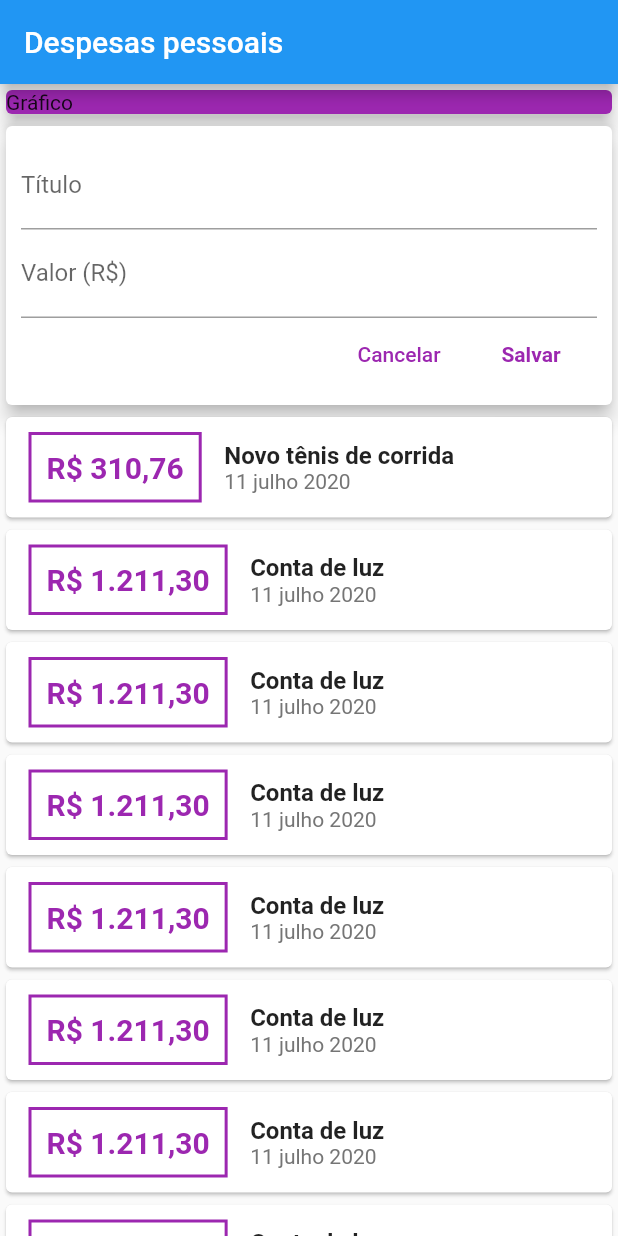
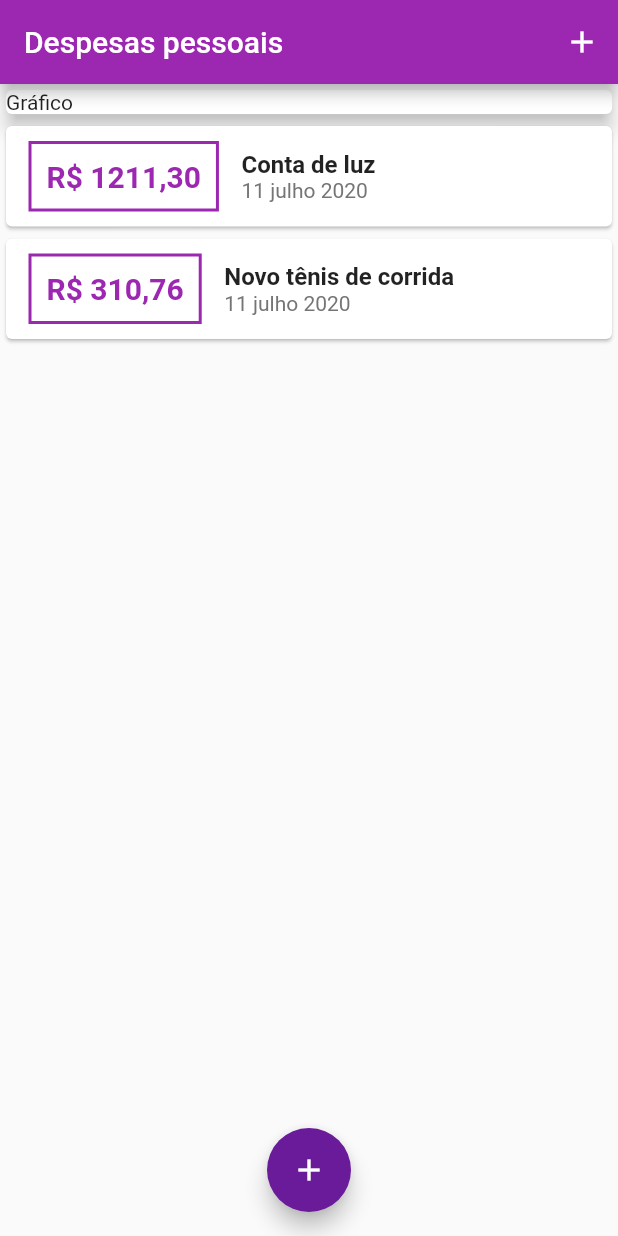
Before and after one commit to lucasbiancogs/expenses, a Flutter app: the screen it shows after launch, on a phone screen of 412 x 824 dp. Run offline on Flutter 3.47's test engine with Material 2 defaults, Android fonts, the phone set to English and light mode, and no system bars.

```diff
--- a/lib/components/transaction_form.dart
+++ b/lib/components/transaction_form.dart
@@ -1,12 +1,32 @@
 import 'package:flutter/material.dart';
 
-class TransactionForm extends StatelessWidget {
+class TransactionForm extends StatefulWidget {
+  final void Function(String, double) onSubmit;
+
+  TransactionForm(this.onSubmit);
+
+  @override
+  _TransactionFormState createState() => _TransactionFormState();
+}
+
+class _TransactionFormState extends State<TransactionForm> {
   final titleControler = TextEditingController();
   final valueControler = TextEditingController();
 
-  final void Function(String, double) onSubmit;
+  _submitForm() {
+    final title = titleControler.text;
+    /*
+    Um jeito muito interessante de tentar realizar uma ação
+    e se não conseguir atribuir um valor padrão
+    */
+    final value = double.tryParse(valueControler.text) ?? 0;
 
-  TransactionForm(this.onSubmit);
+    if(title.isEmpty || value <= 0) {
+      return;
+    }
+
+    widget.onSubmit(title, value);
+  }
 
   @override
   Widget build(BuildContext context) {
@@ -18,12 +38,15 @@ class TransactionForm extends StatelessWidget {
           children: <Widget>[
             TextField(
               controller: titleControler,
+              onSubmitted: (_) => _submitForm(),
               decoration: InputDecoration(
                 labelText: 'Título',
               ),
             ),
             TextField(
+              keyboardType: TextInputType.numberWithOptions(decimal: true),
               controller: valueControler,
+              onSubmitted: (_) => _submitForm(),
               decoration: InputDecoration(
                 labelText: 'Valor (R\$)',
               ),
@@ -32,25 +55,12 @@ class TransactionForm extends StatelessWidget {
               mainAxisAlignment: MainAxisAlignment.end,
               children: <Widget>[
                 FlatButton(
-                  child: Text('Cancelar'),
-                  textColor: Colors.purple,
-                  onPressed: () {},
-                ),
-                FlatButton(
                   child: Text(
                     'Salvar',
                     style: TextStyle(fontWeight: FontWeight.bold),
                   ),
                   textColor: Colors.purple,
-                  onPressed: () {
-                    final title = titleControler.text;
-                    /*
-                    Um jeito muito interessante de tentar realizar uma ação
-                    e se não conseguir atribuir um valor padrão
-                    */
-                    final value = double.tryParse(valueControler.text) ?? 0;
-                    onSubmit(title, value);
-                  },
+                  onPressed: _submitForm,
                 ),
               ],
             )
--- a/lib/components/transaction_list.dart
+++ b/lib/components/transaction_list.dart
@@ -15,9 +15,18 @@ class TransactionList extends StatelessWidget {
 
     return Container(
       height: 600,
-      child: SingleChildScrollView(
-        child: Column(children: <Widget>[
-          ...transactions.map((tr) {
+      child: ListView.builder(
+        /*
+        Ao carregar uma lista, dependendo do seu tamanho, pode custar muita memória do celular
+        carregar toda a lista
+
+        O ListView por padrão constrói toda a lista, mesmo que não esteja na tela
+        usando o builder ele constrói por demanda, muito melhor pra listas grandes
+        */
+          itemCount: transactions.length,
+          itemBuilder: (ctx, index) {
+            final tr = transactions[index];
+
             return Card(
               child: Row(
                 children: <Widget>[
@@ -28,17 +37,17 @@ class TransactionList extends StatelessWidget {
                     ),
                     decoration: BoxDecoration(
                         border: Border.all(
-                      color: Colors.purple,
+                      color: Theme.of(context).primaryColor,
                       width: 2,
                     )),
                     padding: EdgeInsets.all(10),
                     child: Text(
-                      NumberFormat.currency(symbol: 'R\$', decimalDigits: 2)
+                      NumberFormat.currency(customPattern: 'R\$ #.##')
                           .format(tr.value),
                       style: TextStyle(
                           fontWeight: FontWeight.bold,
                           fontSize: 20,
-                          color: Colors.purple),
+                          color: Theme.of(context).primaryColor),
                     ),
                   ),
                   Column(
@@ -56,15 +65,14 @@ class TransactionList extends StatelessWidget {
                         style: TextStyle(
                           color: Colors.grey[600],
                         ),
-                      )
+                      ),
                     ],
-                  )
+                  ),
                 ],
               ),
             );
-          }).toList(),
-        ]),
-      ),
+          },
+          ),
     );
   }
 }
--- a/lib/components/transaction_user.dart
+++ /dev/null
@@ -1,98 +0,0 @@
-import 'dart:math';
-
-import 'package:flutter/material.dart';
-import 'transaction_form.dart';
-import 'transaction_list.dart';
-import '../models/transaction.dart';
-
-class TransactionUser extends StatefulWidget {
-  @override
-  _TransactionUserState createState() => _TransactionUserState();
-}
-
-class _TransactionUserState extends State<TransactionUser> {
-  final _transactions = [
-    Transaction(
-        id: 't1',
-        title: 'Novo tênis de corrida',
-        value: 310.76,
-        date: DateTime.now()),
-    Transaction(
-      id: 't2',
-      title: 'Conta de luz',
-      value: 1211.30,
-      date: DateTime.now(),
-    ),
-    Transaction(
-      id: 't2',
-      title: 'Conta de luz',
-      value: 1211.30,
-      date: DateTime.now(),
-    ),
-    Transaction(
-      id: 't2',
-      title: 'Conta de luz',
-      value: 1211.30,
-      date: DateTime.now(),
-    ),
-    Transaction(
-      id: 't2',
-      title: 'Conta de luz',
-      value: 1211.30,
-      date: DateTime.now(),
-    ),
-    Transaction(
-      id: 't2',
-      title: 'Conta de luz',
-      value: 1211.30,
-      date: DateTime.now(),
-    ),
-    Transaction(
-      id: 't2',
-      title: 'Conta de luz',
-      value: 1211.30,
-      date: DateTime.now(),
-    ),
-    Transaction(
-      id: 't2',
-      title: 'Conta de luz',
-      value: 1211.30,
-      date: DateTime.now(),
-    ),
-    Transaction(
-      id: 't2',
-      title: 'Conta de luz',
-      value: 1211.30,
-      date: DateTime.now(),
-    ),
-    Transaction(
-      id: 't2',
-      title: 'Conta de luz',
-      value: 1211.30,
-      date: DateTime.now(),
-    ),
-  ];
-
-  _addTransaction(String title, double value) {
-    final newTransaction = Transaction(
-      id: Random().nextDouble().toString(),
-      title: title,
-      value: value,
-      date: DateTime.now(),
-    );
-
-    setState(() {
-      _transactions.add(newTransaction);
-    });
-  }
-
-  @override
-  Widget build(BuildContext context) {
-    return Column(
-      children: <Widget>[
-        TransactionForm(_addTransaction),
-        TransactionList(_transactions),
-      ],
-    );
-  }
-}
--- a/lib/main.dart
+++ b/lib/main.dart
@@ -1,6 +1,10 @@
 import 'package:flutter/material.dart';
 
-import './components/transaction_user.dart';
+import 'package:expenses/components/transaction_form.dart';
+import 'dart:math';
+import 'components/transaction_form.dart';
+import 'components/transaction_list.dart';
+import 'models/transaction.dart';
 
 main() => runApp(ExpensesApp());
 
@@ -9,35 +13,97 @@ class ExpensesApp extends StatelessWidget {
   Widget build(BuildContext context) {
     return MaterialApp(
       home: MyHomePage(),
+      theme: ThemeData(
+        primarySwatch: Colors.purple,
+        accentColor: Colors.purple[800],
+      ),
     );
   }
 }
 
-class MyHomePage extends StatelessWidget {
-  final titleControler = TextEditingController();
-  final valueControler = TextEditingController();
+class MyHomePage extends StatefulWidget {
+  @override
+  _MyHomePageState createState() => _MyHomePageState();
+}
+
+class _MyHomePageState extends State<MyHomePage> {
+  final _transactions = [
+    Transaction(
+        id: 't1',
+        title: 'Novo tênis de corrida',
+        value: 310.76,
+        date: DateTime.now()),
+    Transaction(
+      id: 't2',
+      title: 'Conta de luz',
+      value: 1211.30,
+      date: DateTime.now(),
+    ),
+  ].reversed.toList();
+
+  _addTransaction(String title, double value) {
+    final newTransaction = Transaction(
+      id: Random().nextDouble().toString(),
+      title: title,
+      value: value,
+      date: DateTime.now(),
+    );
+
+    setState(() {
+      _transactions.add(newTransaction);
+    });
+
+    /*
+    Esse Widget tira o primeiro componente da tela
+    imaginado uma pilha de telas,
+    é sacada a primeira
+    */
+    Navigator.of(context).pop();
+  }
+
+  _openTransactionFormModal(BuildContext context) {
+    showModalBottomSheet(
+        context: context,
+        builder: (_) {
+          return TransactionForm(_addTransaction);
+        });
+  }
 
   @override
   Widget build(BuildContext context) {
     return Scaffold(
       appBar: AppBar(
         title: Text('Despesas pessoais'),
+        actions: <Widget>[
+          IconButton(
+            icon: Icon(Icons.add),
+            onPressed: () => _openTransactionFormModal(context),
+          )
+        ],
       ),
       body: SingleChildScrollView(
-              child: Column(
+        child: Column(
           children: <Widget>[
             Container(
               width: double.infinity,
               child: Card(
                 child: Text('Gráfico'),
                 elevation: 5,
-                color: Colors.purple,
               ),
             ),
-            TransactionUser(),
+            Column(
+              children: <Widget>[
+                TransactionList(_transactions),
+              ],
+            ),
           ],
         ),
       ),
+      floatingActionButton: FloatingActionButton(
+        child: Icon(Icons.add),
+        onPressed: () => _openTransactionFormModal(context),
+      ),
+      floatingActionButtonLocation: FloatingActionButtonLocation.centerFloat,
     );
   }
 }
```
